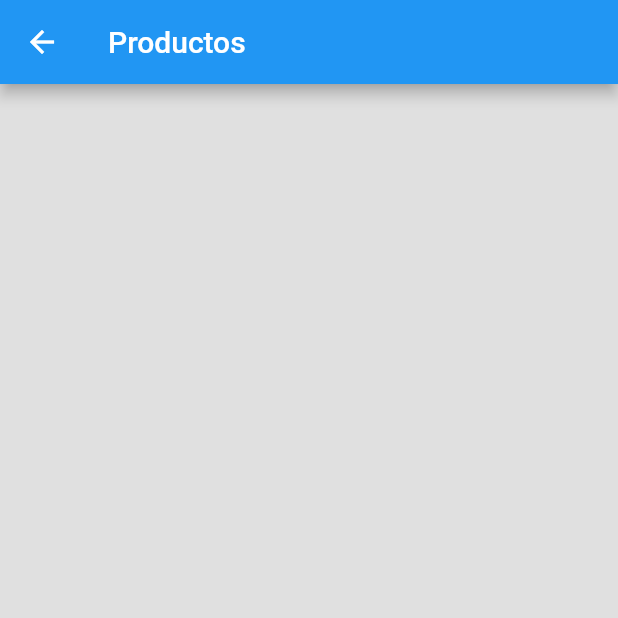
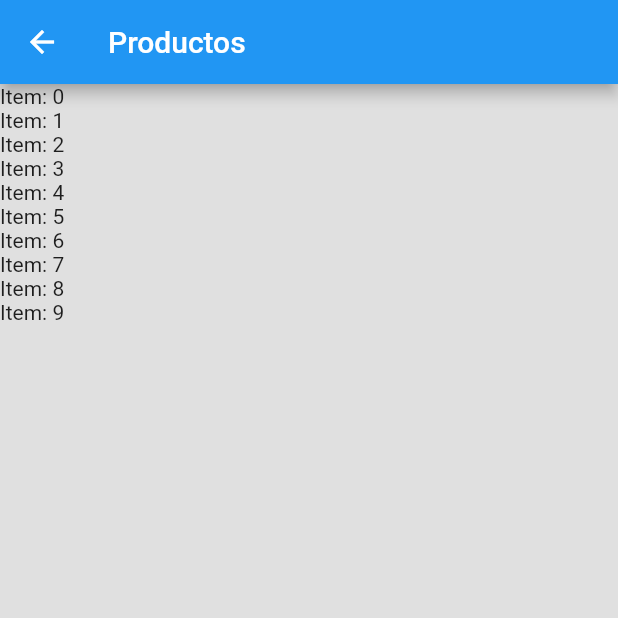
Before and after one commit to emi505inos/productos_app, a Flutter app: the HomeScreen screen opened by its route, on a phone screen of 412 x 824 dp, the top half of it. Run offline on Flutter 3.47's test engine with Material 2 defaults, Android fonts, the phone set to English and light mode, and no system bars.

Commit message:
modified:   lib/screens/home_screen.dart 	modified:   lib/main.dart

```diff
--- a/lib/screens/home_screen.dart
+++ b/lib/screens/home_screen.dart
@@ -5,7 +5,13 @@ class HomeScreen extends StatelessWidget{
   Widget build(BuildContext context){
     return Scaffold(
       appBar: AppBar(
-        title: Text('Productos')),
+        title: Text('Productos')
+      ),
+      body: ListView.builder(
+        itemCount: 10,
+        itemBuilder: (BuildContext context, int index) => Text('Item: $index')
+      )
+
     );
   }
 }
```
